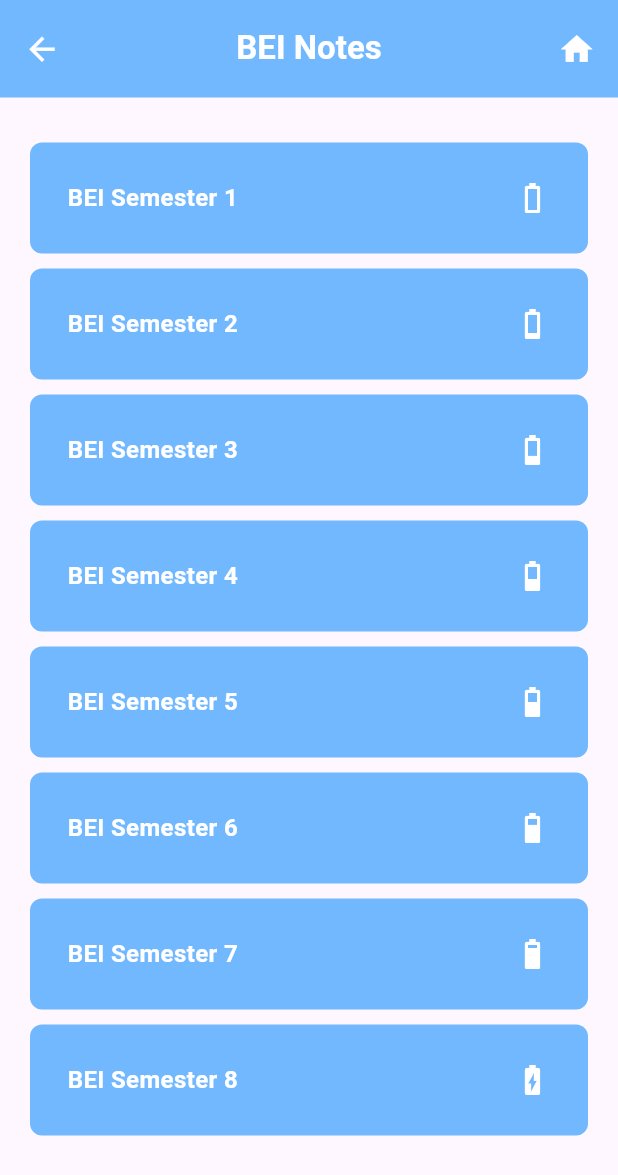
After one commit to SANDIPpandey1/NotesIOEApp, a Flutter app: the BEINotes screen opened directly, on a phone screen of 412 x 824 dp. The commit adds this screen. Shown: the top 1175 px of the screen. Run offline on Flutter 3.47's test engine with Material 3 defaults, Android fonts, the phone set to English and light mode, and no system bars; our stand-ins replace bottom_navy_bar, firebase_auth, firebase_core, firebase_messaging; missing offline and left inert: flutter_pdfview; accounts and stored records are empty.

Commit message:
BEI Pages Added

```diff
--- a/lib/IOE_Notes_Page/BCE Notes/bcesem2.dart
+++ b/lib/IOE_Notes_Page/BCE Notes/bcesem2.dart
@@ -7,12 +7,12 @@ import 'package:ioe/screens/components/insidebuttons.dart';
 import 'package:ioe/Subject_Pages/applied_mechanics.dart';
 import 'package:ioe/screens/otherpageappbar.dart';
 
-class BCTSem2 extends StatelessWidget {
+class BCESem2 extends StatelessWidget {
   @override
   Widget build(BuildContext context) {
     return Scaffold(
       appBar: OtherPageAppBar(
-        heading: 'BCT Semester 2 Notes',
+        heading: 'BCE Semester 2 Notes',
         rightIcon: Icons.home,
         onRightIconTap: () {
           Navigator.popUntil(context, ModalRoute.withName('/'));
--- /dev/null
+++ b/lib/IOE_Notes_Page/BEI Notes/beinotespage.dart
@@ -0,0 +1,126 @@
+import 'package:flutter/material.dart';
+import 'package:ioe/IOE_Notes_Page/BCT%20Notes/bctsem1.dart';
+import 'package:ioe/IOE_Notes_Page/BCT%20Notes/bctsem2.dart';
+import 'package:ioe/IOE_Notes_Page/BCT%20Notes/bctsem3.dart';
+import 'package:ioe/IOE_Notes_Page/BCT%20Notes/bctsem4.dart';
+import 'package:ioe/IOE_Notes_Page/BCT%20Notes/bctsem5.dart';
+import 'package:ioe/IOE_Notes_Page/BCT%20Notes/bctsem6.dart';
+import 'package:ioe/IOE_Notes_Page/BCT%20Notes/bctsem7.dart';
+import 'package:ioe/IOE_Notes_Page/BCT%20Notes/bctsem8.dart';
+
+import 'package:ioe/screens/components/insidebuttons.dart';
+import 'package:ioe/screens/otherpageappbar.dart';
+
+class BEINotes extends StatelessWidget {
+  @override
+  Widget build(BuildContext context) {
+    return Scaffold(
+      appBar: OtherPageAppBar(
+        heading: 'BEI Notes',
+        rightIcon: Icons.home,
+        onRightIconTap: () {
+          Navigator.popUntil(context, ModalRoute.withName('/'));
+        },
+      ),
+      body: SingleChildScrollView(
+        scrollDirection: Axis.vertical,
+        child: Padding(
+          padding: EdgeInsets.symmetric(horizontal: 10.0, vertical: 30.0),
+          child: Column(
+            crossAxisAlignment: CrossAxisAlignment.start,
+            children: [
+              InsideButtons(
+                text: 'BEI Semester 1',
+                icon: Icons.battery_0_bar,
+                onTap: () {
+                  Navigator.push(
+                    context,
+                    MaterialPageRoute(builder: (context) => BCTSem1()),
+                  );
+                },
+              ),
+              SizedBox(height: 10),
+              InsideButtons(
+                text: 'BEI Semester 2',
+                icon: Icons.battery_1_bar,
+                onTap: () {
+                  Navigator.push(
+                    context,
+                    MaterialPageRoute(builder: (context) => BCTSem2()),
+                  );
+                },
+              ),
+              SizedBox(height: 10),
+              InsideButtons(
+                text: 'BEI Semester 3',
+                icon: Icons.battery_2_bar,
+                onTap: () {
+                  Navigator.push(
+                    context,
+                    MaterialPageRoute(builder: (context) => BCTSem3()),
+                  );
+                },
+              ),
+              SizedBox(height: 10),
+              InsideButtons(
+                text: 'BEI Semester 4',
+                icon: Icons.battery_3_bar,
+                onTap: () {
+                  Navigator.push(
+                    context,
+                    MaterialPageRoute(builder: (context) => BCTSem4()),
+                  );
+                },
+              ),
+              SizedBox(height: 10),
+              InsideButtons(
+                text: 'BEI Semester 5',
+                icon: Icons.battery_4_bar,
+                onTap: () {
+                  Navigator.push(
+                    context,
+                    MaterialPageRoute(builder: (context) => BCTSem5()),
+                  );
+                },
+              ),
+              SizedBox(height: 10),
+              InsideButtons(
+                text: 'BEI Semester 6',
+                icon: Icons.battery_5_bar,
+                onTap: () {
+                  Navigator.push(
+                    context,
+                    MaterialPageRoute(builder: (context) => BCTSem6()),
+                  );
+                },
+              ),
+              SizedBox(height: 10),
+              InsideButtons(
+                text: 'BEI Semester 7',
+                icon: Icons.battery_6_bar,
+                onTap: () {
+                  Navigator.push(
+                    context,
+                    MaterialPageRoute(builder: (context) => BCTSem7()),
+                  );
+                },
+              ),
+              SizedBox(height: 10),
+              InsideButtons(
+                text: 'BEI Semester 8',
+                icon: Icons.battery_charging_full,
+                onTap: () {
+                  Navigator.push(
+                    context,
+                    MaterialPageRoute(builder: (context) => BCTSem8()),
+                  );
+                },
+              ),
+              SizedBox(height: 10),
+            ],
+          ),
+        ),
+      ),
+    );
+  }
+}
```
Also changed, not shown: lib/IOE_Notes_Page/BCE Notes/bcenotespage.dart (+6 -3 lines), lib/IOE_Notes_Page/BCE Notes/bcesem3.dart (+117 -0 lines), lib/IOE_Notes_Page/BEI Notes/beisem1.dart (+101 -0 lines), lib/IOE_Notes_Page/BEI Notes/beisem2.dart (+90 -0 lines).
